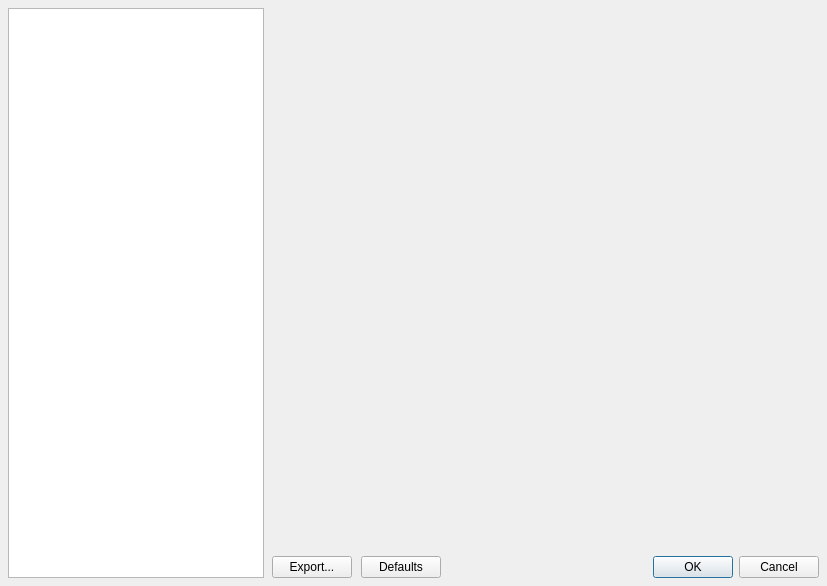
Above: scribus/ui/preferences/preferencesdialogbase.ui from scribusproject/scribus before the change. Below: the same form after it.
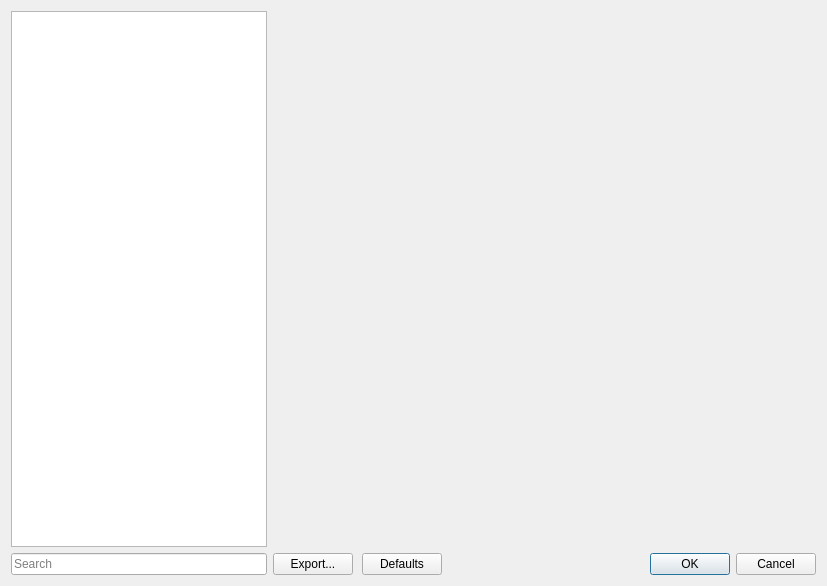
That is the form after the change.

Patch:
```diff
--- a/scribus/ui/preferences/preferencesdialogbase.ui
+++ b/scribus/ui/preferences/preferencesdialogbase.ui
@@ -13,27 +13,9 @@
   <property name="windowTitle">
    <string>Preferences</string>
   </property>
+  <layout class="QHBoxLayout" name="horizontalLayout">
+   <item>
   <layout class="QVBoxLayout" name="verticalLayout">
-   <property name="spacing">
-    <number>8</number>
-   </property>
-   <property name="leftMargin">
-    <number>8</number>
-   </property>
-   <property name="topMargin">
-    <number>8</number>
-   </property>
-   <property name="rightMargin">
-    <number>8</number>
-   </property>
-   <property name="bottomMargin">
-    <number>8</number>
-   </property>
-   <item>
-    <layout class="QHBoxLayout" name="frameHorizontalLayout" stretch="0,0">
-     <property name="spacing">
-      <number>8</number>
-     </property>
      <item>
       <widget class="QListWidget" name="preferencesTypeList">
        <property name="sizePolicy">
@@ -81,6 +63,21 @@
       </widget>
      </item>
      <item>
+      <widget class="QLineEdit" name="searchField">
+       <property name="sizePolicy">
+        <sizepolicy hsizetype="Minimum" vsizetype="Fixed">
+         <horstretch>0</horstretch>
+         <verstretch>0</verstretch>
+        </sizepolicy>
+       </property>
+       <property name="placeholderText">
+        <string>Search</string>
+       </property>
+      </widget>
+     </item>
+    </layout>
+   </item>
+   <item>
       <layout class="QVBoxLayout" name="verticalLayout_5">
        <property name="spacing">
         <number>9</number>
@@ -137,8 +134,6 @@
             <set>QDialogButtonBox::StandardButton::Cancel|QDialogButtonBox::StandardButton::Ok</set>
            </property>
           </widget>
-         </item>
-        </layout>
        </item>
       </layout>
      </item>
```
Lines whose indentation alone changed are shown as unchanged.
